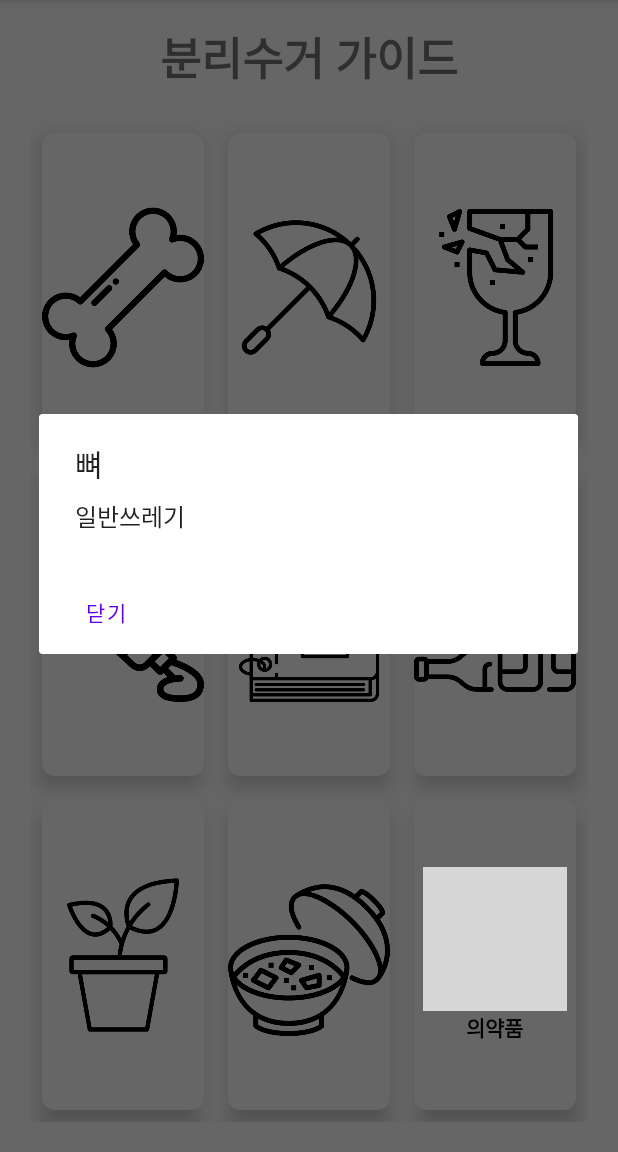
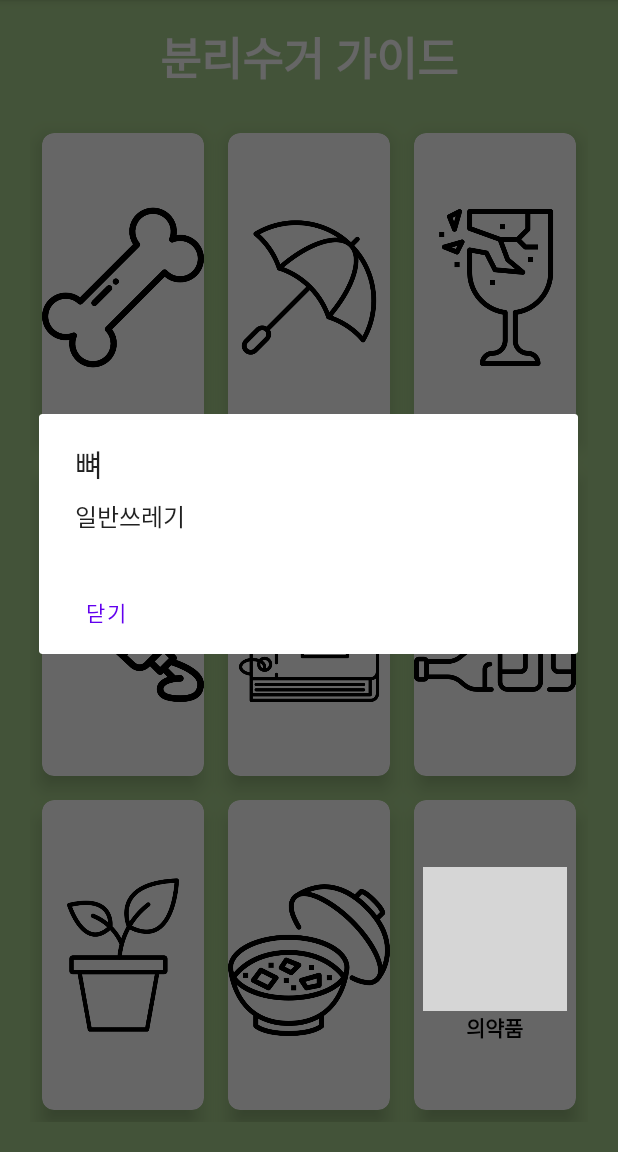
Before and after one commit to EunJiKim02/2022-Open-Sw-Developer-Conference, an Android app: the GuideActivity screen opened directly, with no data from a screen before it, after a tap on an icon or button, on a phone screen of 412 x 824 dp, the part 84-1236 px from its top. Run offline under Robolectric (Android 15) with nearby library versions, the phone set to English and light mode, and no system bars; grey boxes are pictures that could not be loaded.

Commit message:
분리수거 가이드 색깔 바꿈

```diff
--- a/app/src/main/res/layout/activity_guide.xml
+++ b/app/src/main/res/layout/activity_guide.xml
@@ -5,7 +5,7 @@
     android:id="@+id/guide_main"
     android:layout_width="match_parent"
     android:layout_height="match_parent"
-    android:background="@color/white"
+    android:background="@color/green"
     tools:context=".MapsActivity">
 
     <!--타이틀-->
@@ -16,6 +16,7 @@
         android:layout_centerHorizontal="true"
         android:layout_marginTop="15dp"
         android:text="분리수거 가이드"
+        android:textColor="@color/white"
         android:textSize="30sp"
         android:textStyle="bold"/>
     <!--3행 4열-->
@@ -26,6 +27,7 @@
         android:layout_margin="20dp"
         android:columnCount="4"
         android:rowCount="3">
+
         <!--뼈-->
         <androidx.cardview.widget.CardView
             android:id="@+id/button1"
--- a/app/src/main/res/values/colors.xml
+++ b/app/src/main/res/values/colors.xml
@@ -7,4 +7,5 @@
     <color name="teal_700">#FF018786</color>
     <color name="black">#FF000000</color>
     <color name="white">#FFFFFFFF</color>
+    <color name="green">#A9D18E</color>
 </resources>
```
